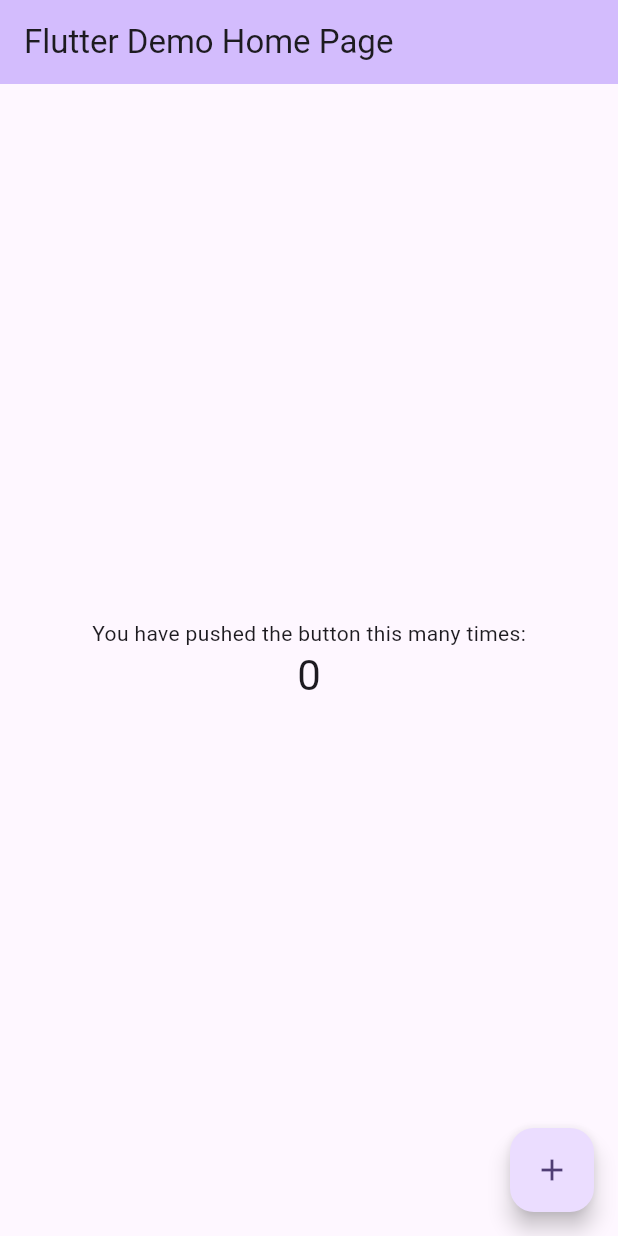
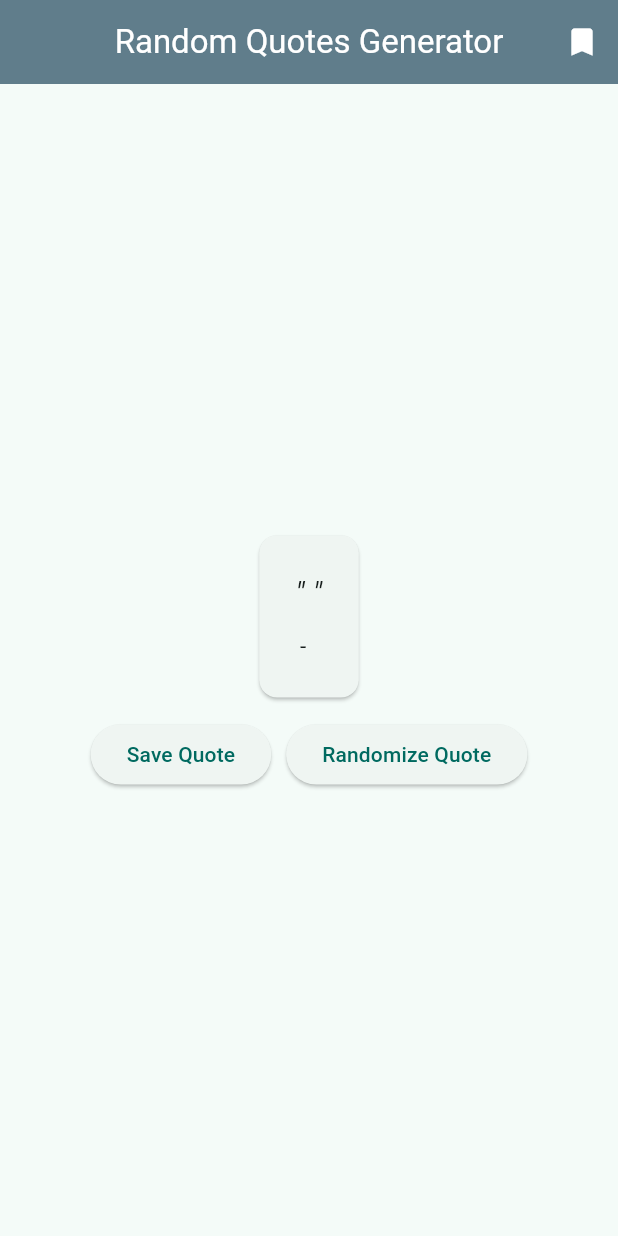
Before and after one commit to mnbvcxzz4869/quotes_generator, a Flutter app: the screen it shows after launch, on a phone screen of 412 x 824 dp. Run offline on Flutter 3.47's test engine with Material 3 defaults, Android fonts, the phone set to English and light mode, and no system bars; our stand-ins replace shared_preferences; network calls fail.

Commit message:
first commit

```diff
--- a/lib/main.dart
+++ b/lib/main.dart
@@ -1,5 +1,5 @@
 import 'package:flutter/material.dart';
-
+import 'package:quotes_generator/screens/QuoteHomePage.dart';
 void main() {
   runApp(const MyApp());
 }
@@ -7,116 +7,18 @@ void main() {
 class MyApp extends StatelessWidget {
   const MyApp({super.key});
 
-  // This widget is the root of your application.
   @override
   Widget build(BuildContext context) {
     return MaterialApp(
       title: 'Flutter Demo',
       theme: ThemeData(
-        // This is the theme of your application.
-        //
-        // TRY THIS: Try running your application with "flutter run". You'll see
-        // the application has a purple toolbar. Then, without quitting the app,
-        // try changing the seedColor in the colorScheme below to Colors.green
-        // and then invoke "hot reload" (save your changes or press the "hot
-        // reload" button in a Flutter-supported IDE, or press "r" if you used
-        // the command line to start the app).
-        //
-        // Notice that the counter didn't reset back to zero; the application
-        // state is not lost during the reload. To reset the state, use hot
-        // restart instead.
-        //
-        // This works for code too, not just values: Most code changes can be
-        // tested with just a hot reload.
-        colorScheme: ColorScheme.fromSeed(seedColor: Colors.deepPurple),
+        colorScheme: ColorScheme.fromSeed(seedColor: Colors.teal),
+        appBarTheme: AppBarTheme(
+          backgroundColor: Colors.blueGrey,
+          foregroundColor: Colors.white
+        )
       ),
-      home: const MyHomePage(title: 'Flutter Demo Home Page'),
+      home: QuoteHomePage()
     );
   }
 }
-
-class MyHomePage extends StatefulWidget {
-  const MyHomePage({super.key, required this.title});
-
-  // This widget is the home page of your application. It is stateful, meaning
-  // that it has a State object (defined below) that contains fields that affect
-  // how it looks.
-
-  // This class is the configuration for the state. It holds the values (in this
-  // case the title) provided by the parent (in this case the App widget) and
-  // used by the build method of the State. Fields in a Widget subclass are
-  // always marked "final".
-
-  final String title;
-
-  @override
-  State<MyHomePage> createState() => _MyHomePageState();
-}
-
-class _MyHomePageState extends State<MyHomePage> {
-  int _counter = 0;
-
-  void _incrementCounter() {
-    setState(() {
-      // This call to setState tells the Flutter framework that something has
-      // changed in this State, which causes it to rerun the build method below
-      // so that the display can reflect the updated values. If we changed
-      // _counter without calling setState(), then the build method would not be
-      // called again, and so nothing would appear to happen.
-      _counter++;
-    });
-  }
-
-  @override
-  Widget build(BuildContext context) {
-    // This method is rerun every time setState is called, for instance as done
-    // by the _incrementCounter method above.
-    //
-    // The Flutter framework has been optimized to make rerunning build methods
-    // fast, so that you can just rebuild anything that needs updating rather
-    // than having to individually change instances of widgets.
-    return Scaffold(
-      appBar: AppBar(
-        // TRY THIS: Try changing the color here to a specific color (to
-        // Colors.amber, perhaps?) and trigger a hot reload to see the AppBar
-        // change color while the other colors stay the same.
-        backgroundColor: Theme.of(context).colorScheme.inversePrimary,
-        // Here we take the value from the MyHomePage object that was created by
-        // the App.build method, and use it to set our appbar title.
-        title: Text(widget.title),
-      ),
-      body: Center(
-        // Center is a layout widget. It takes a single child and positions it
-        // in the middle of the parent.
-        child: Column(
-          // Column is also a layout widget. It takes a list of children and
-          // arranges them vertically. By default, it sizes itself to fit its
-          // children horizontally, and tries to be as tall as its parent.
-          //
-          // Column has various properties to control how it sizes itself and
-          // how it positions its children. Here we use mainAxisAlignment to
-          // center the children vertically; the main axis here is the vertical
-          // axis because Columns are vertical (the cross axis would be
-          // horizontal).
-          //
-          // TRY THIS: Invoke "debug painting" (choose the "Toggle Debug Paint"
-          // action in the IDE, or press "p" in the console), to see the
-          // wireframe for each widget.
-          mainAxisAlignment: MainAxisAlignment.center,
-          children: <Widget>[
-            const Text('You have pushed the button this many times:'),
-            Text(
-              '$_counter',
-              style: Theme.of(context).textTheme.headlineMedium,
-            ),
-          ],
-        ),
-      ),
-      floatingActionButton: FloatingActionButton(
-        onPressed: _incrementCounter,
-        tooltip: 'Increment',
-        child: const Icon(Icons.add),
-      ), // This trailing comma makes auto-formatting nicer for build methods.
-    );
-  }
-}
--- /dev/null
+++ b/lib/screens/QuoteHomePage.dart
@@ -0,0 +1,136 @@
+import 'package:flutter/material.dart';
+import 'package:http/http.dart' as http;
+import 'package:quotes_generator/screens/SavedQuotesPage.dart';
+import 'package:shared_preferences/shared_preferences.dart';
+import 'dart:convert';
+
+class QuoteHomePage extends StatefulWidget {
+  const QuoteHomePage({super.key});
+
+  @override
+  State<QuoteHomePage> createState() => _QuoteHomePageState();
+}
+
+class _QuoteHomePageState extends State<QuoteHomePage> {
+  String quote = " ";
+  String author = " ";
+
+  @override
+  void initState() {
+    super.initState();
+    fetchQuote();
+  }
+
+  Future<void> fetchQuote() async {
+    final response = await http.get(Uri.parse("https://zenquotes.io/api/random"));
+
+    final List<dynamic> data = jsonDecode(response.body);
+
+    setState(() {
+      quote = data[0]['q'];
+      author = data[0]['a'];
+    });
+  }
+
+  Future<void> saveQuote() async {
+    final SharedPreferences prefs = await SharedPreferences.getInstance();
+
+    String fullQuote = "$quote - $author";
+    List<String> currentQuotes = prefs.getStringList("savedQuotes") ?? [];
+
+    if (!currentQuotes.contains(fullQuote)) {
+      currentQuotes.add(fullQuote);
+      await prefs.setStringList("savedQuotes", currentQuotes);
+
+      ScaffoldMessenger.of(context).showSnackBar(
+        SnackBar(
+          content: Text("Successfully saved \n$fullQuote"),
+        )
+      );
+    } else {
+      ScaffoldMessenger.of(context).showSnackBar(
+        SnackBar(
+          content: Text("Quote already exists!"),
+        )
+      );
+
+      fetchQuote();
+    }
+  }
+
+  @override
+  Widget build(BuildContext context) {
+    return Scaffold(
+      appBar: AppBar(
+        title: const Text("Random Quotes Generator"),
+        centerTitle: true,
+        actions: [
+          IconButton(
+            icon: const Icon(Icons.bookmark),
+            onPressed: () {
+              Navigator.push(
+                context,
+                MaterialPageRoute(
+                  builder: (context) => const SavedQuotesPage()
+                )
+              );
+            }
+          )
+        ]
+      ),
+      body: Center(
+        child: SingleChildScrollView(
+          child: Column(
+            children: [
+              Card(
+                child: Padding(
+                  padding: const EdgeInsets.all(24.0),
+                  child: Column(
+                    children: [
+                      Text(
+                        "\"$quote\"",
+                        textAlign: TextAlign.center,
+                        style: const TextStyle(
+                          fontSize: 20.0,
+                          fontStyle: FontStyle.italic
+                        )
+                      ),
+                      Padding(
+                        padding: const EdgeInsets.only(top: 10.0),
+                        child: Text(
+                          "- $author",
+                          style: TextStyle(
+                            fontSize: 15.0
+                          )
+                        )
+                      )
+                    ],
+                  )
+                )
+              ),
+              const SizedBox(height: 10.0),
+              Row(
+                mainAxisAlignment: MainAxisAlignment.center,
+                children: [
+                  ElevatedButton(
+                    child: const Text("Save Quote"),
+                    onPressed: () {
+                      saveQuote();
+                    }
+                  ),
+                  const SizedBox(width: 10.0),
+                  ElevatedButton(
+                    child: const Text("Randomize Quote"),
+                    onPressed: () {
+                      fetchQuote();
+                    }
+                  )
+                ]
+              )
+            ],
+          )
+        )
+      )
+    );
+  }
+}
--- a/pubspec.yaml
+++ b/pubspec.yaml
@@ -34,6 +34,8 @@ dependencies:
   # The following adds the Cupertino Icons font to your application.
   # Use with the CupertinoIcons class for iOS style icons.
   cupertino_icons: ^1.0.8
+  http: ^1.4.0
+  shared_preferences: ^2.5.3
 
 dev_dependencies:
   flutter_test:
```
Also changed, not shown: lib/screens/SavedQuotesPage.dart (added, +103 -0 lines), pubspec.lock, 1 other file.
